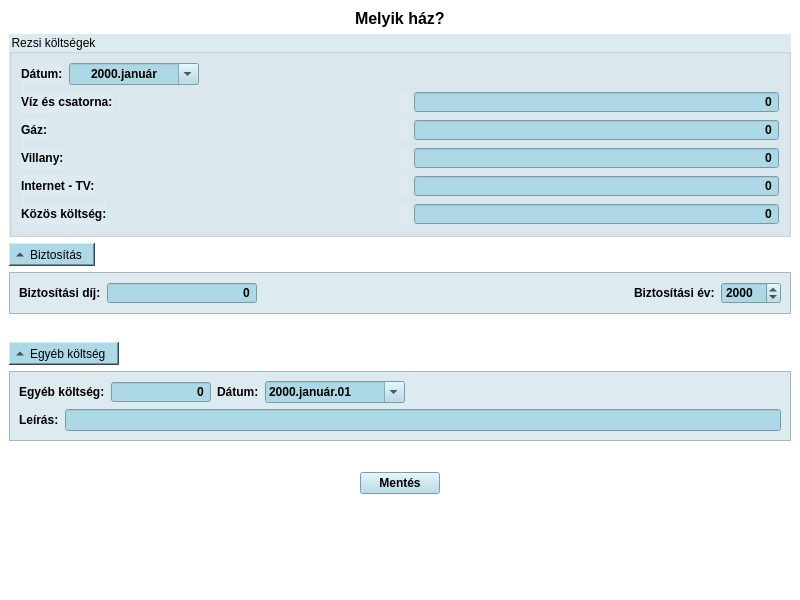
The window that FamilyFinancies/activityhouse.ui (DannyFreecs/FamilyBudgetSimple) describes before a commit, drawn with Qt 5.
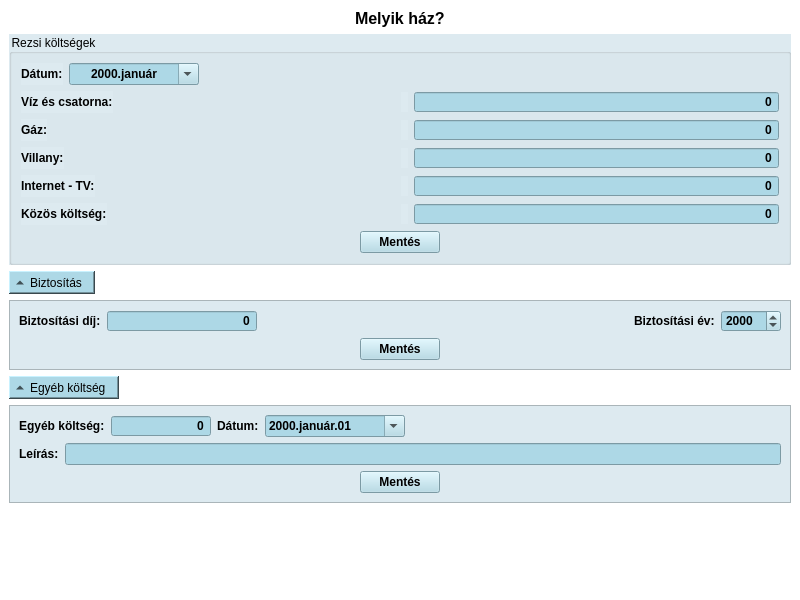
The same window after the commit. Icons and pictures are not drawn. Custom widgets are drawn as their Qt base class.

Commit message: Bill warnings implemented

The edit to the form file:
```diff
--- a/FamilyFinancies/activityhouse.ui
+++ b/FamilyFinancies/activityhouse.ui
@@ -523,6 +523,21 @@
          </item>
         </layout>
        </item>
+       <item alignment="Qt::AlignHCenter">
+        <widget class="QPushButton" name="pushButtonSaveBills">
+         <property name="font">
+          <font>
+           <bold>true</bold>
+          </font>
+         </property>
+         <property name="styleSheet">
+          <string notr="true">background-color: rgb(173, 216, 230);</string>
+         </property>
+         <property name="text">
+          <string>Mentés</string>
+         </property>
+        </widget>
+       </item>
       </layout>
      </widget>
     </item>
@@ -668,27 +683,26 @@
            </item>
           </layout>
          </item>
+         <item alignment="Qt::AlignHCenter">
+          <widget class="QPushButton" name="pushButtonSaveInsurance">
+           <property name="font">
+            <font>
+             <bold>true</bold>
+            </font>
+           </property>
+           <property name="styleSheet">
+            <string notr="true">background-color: rgb(173, 216, 230);</string>
+           </property>
+           <property name="text">
+            <string>Mentés</string>
+           </property>
+          </widget>
+         </item>
         </layout>
        </widget>
       </item>
      </layout>
     </item>
-    <item>
-     <spacer name="verticalSpacer_2">
-      <property name="orientation">
-       <enum>Qt::Vertical</enum>
-      </property>
-      <property name="sizeType">
-       <enum>QSizePolicy::Preferred</enum>
-      </property>
-      <property name="sizeHint" stdset="0">
-       <size>
-        <width>20</width>
-        <height>22</height>
-       </size>
-      </property>
-     </spacer>
-    </item>
     <item>
      <layout class="QVBoxLayout" name="verticalLayout_6">
       <item>
@@ -841,54 +855,31 @@
            </item>
           </layout>
          </item>
+         <item alignment="Qt::AlignHCenter">
+          <widget class="QPushButton" name="pushButtonSaveOther">
+           <property name="font">
+            <font>
+             <bold>true</bold>
+            </font>
+           </property>
+           <property name="styleSheet">
+            <string notr="true">background-color: rgb(173, 216, 230);</string>
+           </property>
+           <property name="text">
+            <string>Mentés</string>
+           </property>
+          </widget>
+         </item>
         </layout>
        </widget>
       </item>
      </layout>
     </item>
-    <item>
-     <spacer name="verticalSpacer_3">
-      <property name="orientation">
-       <enum>Qt::Vertical</enum>
-      </property>
-      <property name="sizeType">
-       <enum>QSizePolicy::Fixed</enum>
-      </property>
-      <property name="sizeHint" stdset="0">
-       <size>
-        <width>20</width>
-        <height>25</height>
-       </size>
-      </property>
-     </spacer>
-    </item>
-    <item alignment="Qt::AlignHCenter">
-     <widget class="QPushButton" name="pushButtonSave">
-      <property name="font">
-       <font>
-        <family>Segoe UI</family>
-        <pointsize>9</pointsize>
-        <italic>false</italic>
-        <bold>true</bold>
-       </font>
-      </property>
-      <property name="styleSheet">
-       <string notr="true">background-color: rgb(173, 216, 230);
-font: 700 9pt &quot;Segoe UI&quot;;</string>
-      </property>
-      <property name="text">
-       <string>Mentés</string>
-      </property>
-     </widget>
-    </item>
     <item>
      <spacer name="verticalSpacer">
       <property name="orientation">
        <enum>Qt::Vertical</enum>
       </property>
-      <property name="sizeType">
-       <enum>QSizePolicy::Expanding</enum>
-      </property>
       <property name="sizeHint" stdset="0">
        <size>
         <width>20</width>
```
The commit also changes 3 other files.
